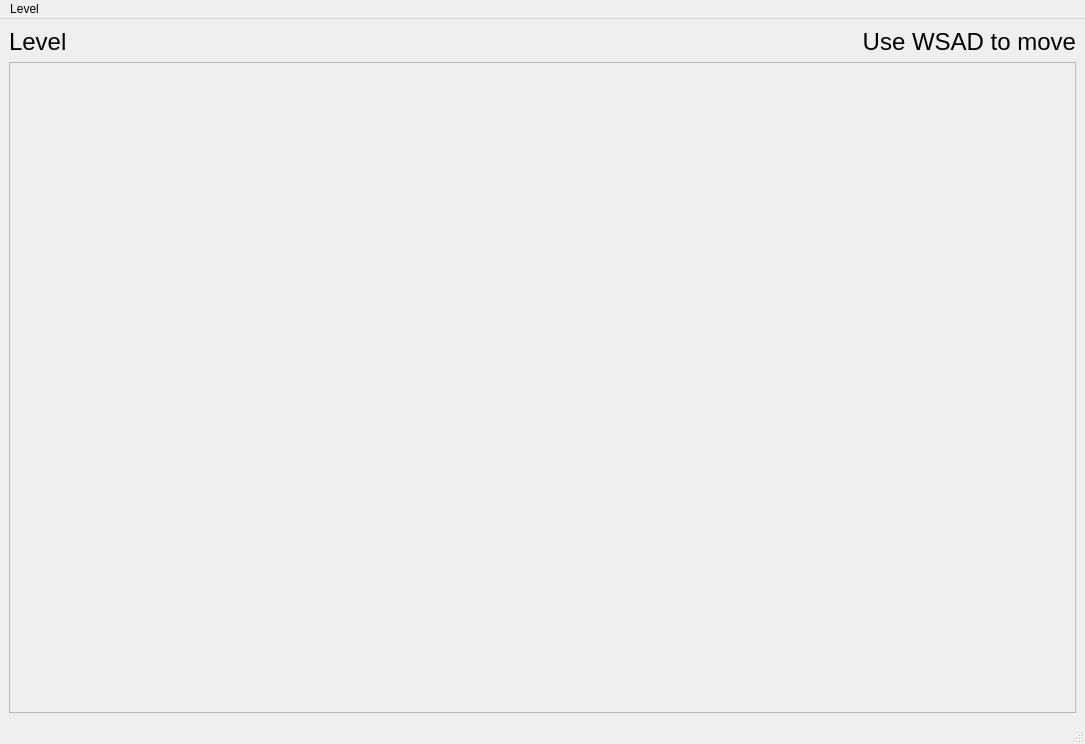
bakamaster/Sokoban, file sokoban.ui: the form before one commit.
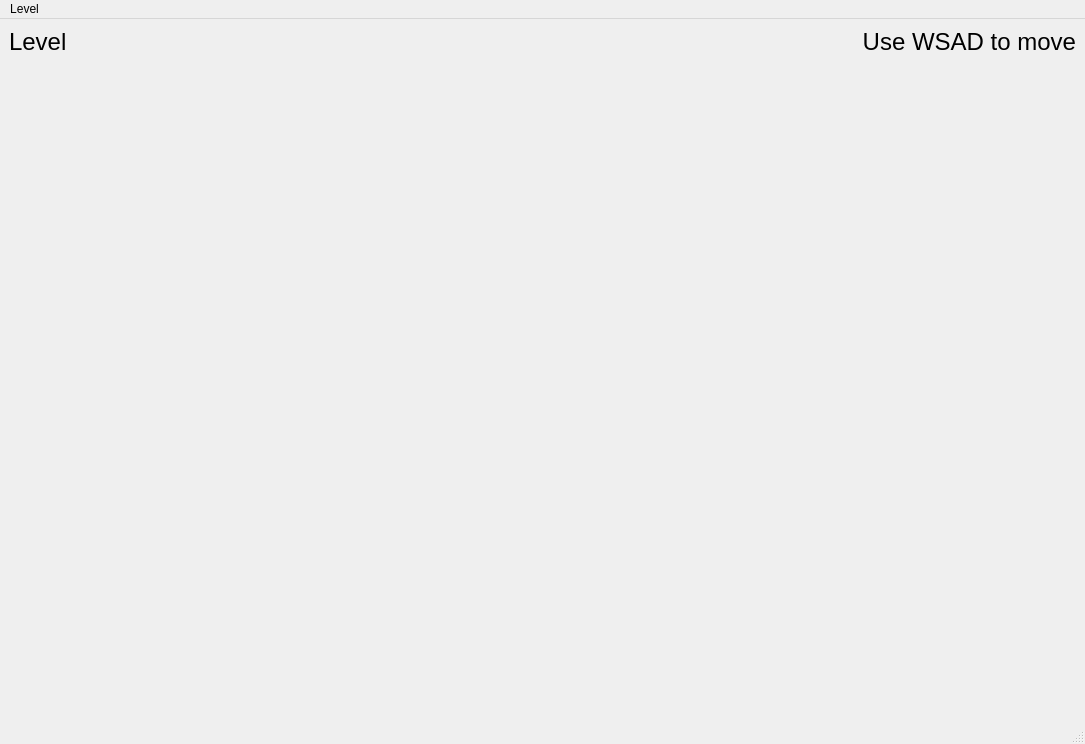
The form after the commit.

Commit message: chnged frame to grid layout

The edit to the form file:
```diff
--- a/sokoban.ui
+++ b/sokoban.ui
@@ -56,21 +56,22 @@
         </item>
        </layout>
       </item>
-      <item>
-       <widget class="QFrame" name="frame">
-        <property name="sizePolicy">
-         <sizepolicy hsizetype="Expanding" vsizetype="Expanding">
-          <horstretch>0</horstretch>
-          <verstretch>0</verstretch>
-         </sizepolicy>
+     </layout>
+    </item>
+    <item row="1" column="0">
+     <layout class="QGridLayout" name="boardLayout">
+      <item row="0" column="0">
+       <spacer name="verticalSpacer">
+        <property name="orientation">
+         <enum>Qt::Vertical</enum>
         </property>
-        <property name="frameShape">
-         <enum>QFrame::StyledPanel</enum>
+        <property name="sizeHint" stdset="0">
+         <size>
+          <width>20</width>
+          <height>40</height>
+         </size>
         </property>
-        <property name="frameShadow">
-         <enum>QFrame::Raised</enum>
-        </property>
-       </widget>
+       </spacer>
       </item>
      </layout>
     </item>
```
Left out of the diff: 12 changed lines with no effect on the pictures. The commit also changes 2 other files.
